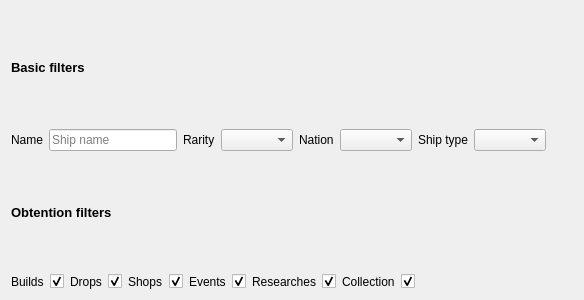
Qt form azuriris/ui/ui/shipfu_filter.ui (Sugihiru/Azur-Iris) before a commit.
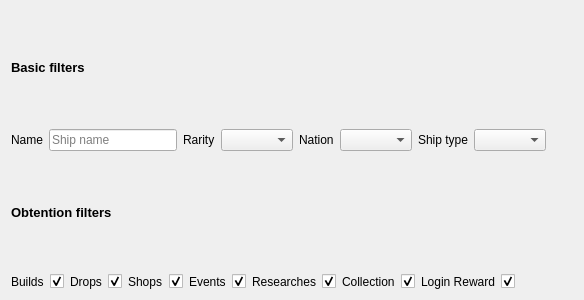
The same form after that commit.

Commit message: Added login reward obtention method + filters

```diff
--- a/azuriris/ui/ui/shipfu_filter.ui
+++ b/azuriris/ui/ui/shipfu_filter.ui
@@ -257,6 +257,27 @@
      </item>
     </layout>
    </item>
+   <item row="4" column="6">
+    <layout class="QHBoxLayout" name="loginRewardHLayout">
+     <item>
+      <widget class="QLabel" name="loginRewardLabel">
+       <property name="text">
+        <string>Login Reward</string>
+       </property>
+      </widget>
+     </item>
+     <item>
+      <widget class="QCheckBox" name="loginRewardCheckBox">
+       <property name="text">
+        <string/>
+       </property>
+       <property name="checked">
+        <bool>true</bool>
+       </property>
+      </widget>
+     </item>
+    </layout>
+   </item>
   </layout>
  </widget>
  <resources/>
```
The commit also changes 6 other files.
